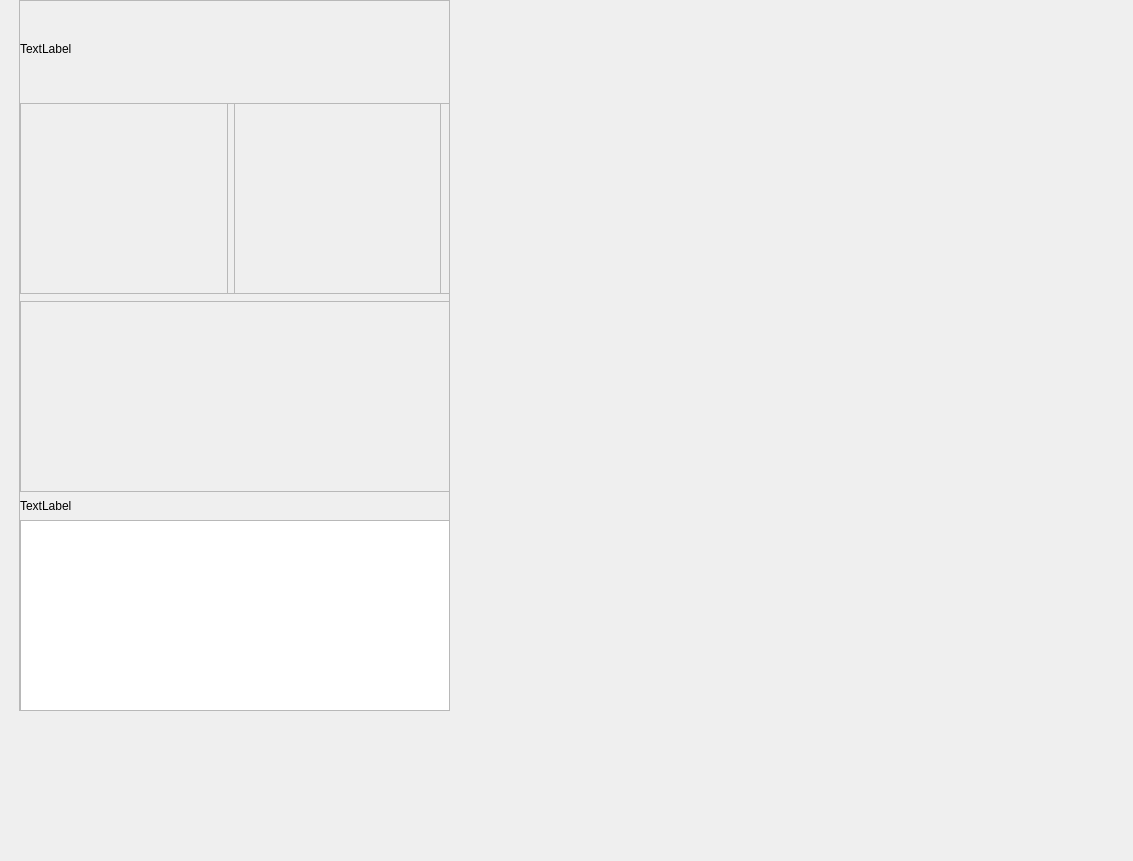
Old version of the form gui/menu_widgets/resume_resultat.ui in the repository TheophileLaPelouse/cycle.
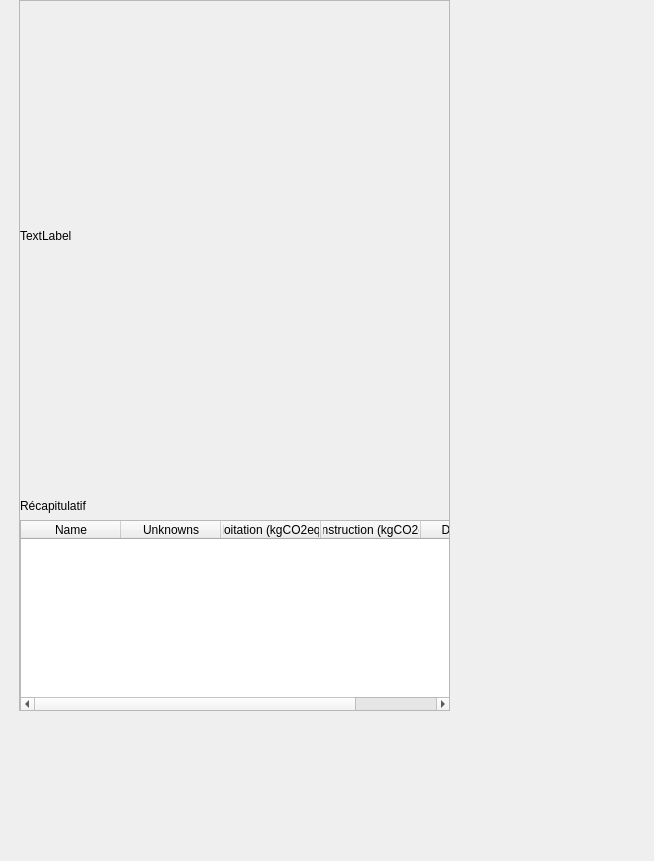
New version of the form.

The edit to the form file:
```diff
--- a/gui/menu_widgets/resume_resultat.ui
+++ b/gui/menu_widgets/resume_resultat.ui
@@ -6,7 +6,7 @@
    <rect>
     <x>0</x>
     <y>0</y>
-    <width>1133</width>
+    <width>654</width>
     <height>861</height>
    </rect>
   </property>
@@ -47,18 +47,37 @@
            <height>711</height>
           </rect>
          </property>
-         <layout class="QGridLayout" name="gridLayout_4" rowstretch="10,20,20,0,0">
+         <layout class="QGridLayout" name="gridLayout_4" rowstretch="10,0,0,0,0,0,0,0,0">
           <property name="verticalSpacing">
            <number>7</number>
           </property>
-          <item row="2" column="0">
-           <widget class="QFrame" name="histo">
-            <property name="frameShape">
-             <enum>QFrame::StyledPanel</enum>
-            </property>
-            <property name="frameShadow">
-             <enum>QFrame::Raised</enum>
-            </property>
+          <item row="8" column="0" colspan="2">
+           <widget class="QTableWidget" name="table_recap">
+            <column>
+             <property name="text">
+              <string>Name</string>
+             </property>
+            </column>
+            <column>
+             <property name="text">
+              <string>Unknowns</string>
+             </property>
+            </column>
+            <column>
+             <property name="text">
+              <string>Exploitation (kgCO2eq/an)</string>
+             </property>
+            </column>
+            <column>
+             <property name="text">
+              <string>Construction (kgCO2eq)</string>
+             </property>
+            </column>
+            <column>
+             <property name="text">
+              <string>Detail level</string>
+             </property>
+            </column>
            </widget>
           </item>
           <item row="0" column="0">
@@ -68,58 +87,25 @@
             </property>
            </widget>
           </item>
-          <item row="4" column="0">
-           <widget class="QTableWidget" name="tableWidget"/>
-          </item>
           <item row="1" column="0">
-           <widget class="QFrame" name="frame">
-            <property name="frameShape">
-             <enum>QFrame::StyledPanel</enum>
-            </property>
-            <property name="frameShadow">
-             <enum>QFrame::Raised</enum>
-            </property>
-            <widget class="QWidget" name="gridLayoutWidget_2">
-             <property name="geometry">
-              <rect>
-               <x>0</x>
-               <y>0</y>
-               <width>421</width>
-               <height>191</height>
-              </rect>
-             </property>
-             <layout class="QGridLayout" name="gridLayout_3">
-              <item row="0" column="0">
-               <widget class="QFrame" name="pie_chart_e">
-                <property name="frameShape">
-                 <enum>QFrame::StyledPanel</enum>
-                </property>
-                <property name="frameShadow">
-                 <enum>QFrame::Raised</enum>
-                </property>
-               </widget>
-              </item>
-              <item row="0" column="1">
-               <widget class="QFrame" name="pie_chart_c">
-                <property name="frameShape">
-                 <enum>QFrame::StyledPanel</enum>
-                </property>
-                <property name="frameShadow">
-                 <enum>QFrame::Raised</enum>
-                </property>
-               </widget>
-              </item>
-             </layout>
-            </widget>
-           </widget>
+           <widget class="QWidget" name="pie_chart_e" native="true"/>
           </item>
-          <item row="3" column="0">
-           <widget class="QLabel" name="label_2">
+          <item row="4" column="0">
+           <widget class="QLabel" name="recap_label">
             <property name="text">
-             <string>TextLabel</string>
+             <string>Récapitulatif</string>
             </property>
            </widget>
           </item>
+          <item row="2" column="0" colspan="2">
+           <widget class="QWidget" name="bar_chart_e" native="true"/>
+          </item>
+          <item row="1" column="1">
+           <widget class="QWidget" name="pie_chart_c" native="true"/>
+          </item>
+          <item row="3" column="0" colspan="2">
+           <widget class="QWidget" name="bar_chart_c" native="true"/>
+          </item>
          </layout>
         </widget>
        </widget>
```
Left out of the diff: 2 changed lines with no effect on the pictures.
